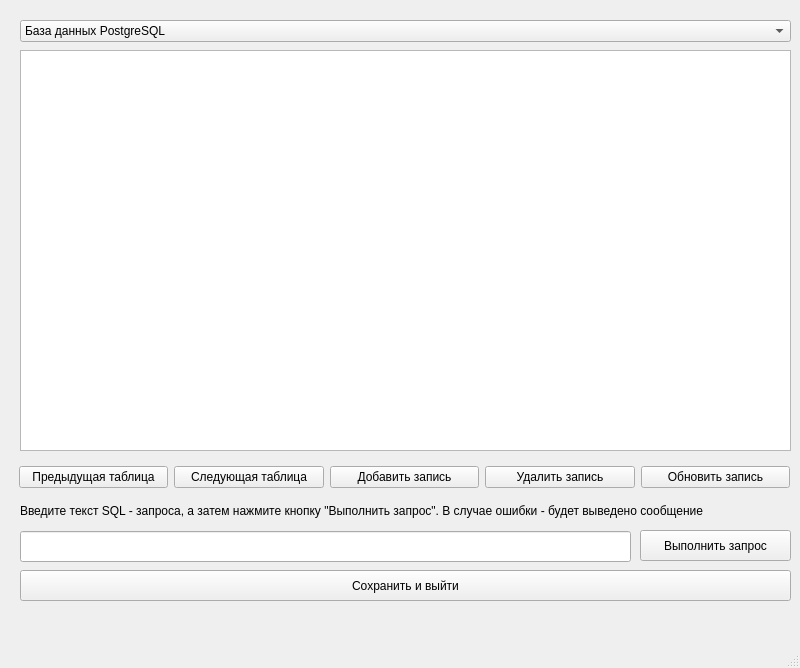
This is sql_window_main.ui in Viktor-Ar-72/NIRS_project_ver_1_0_2 as Qt 5 draws it before an edit. The edited form follows.
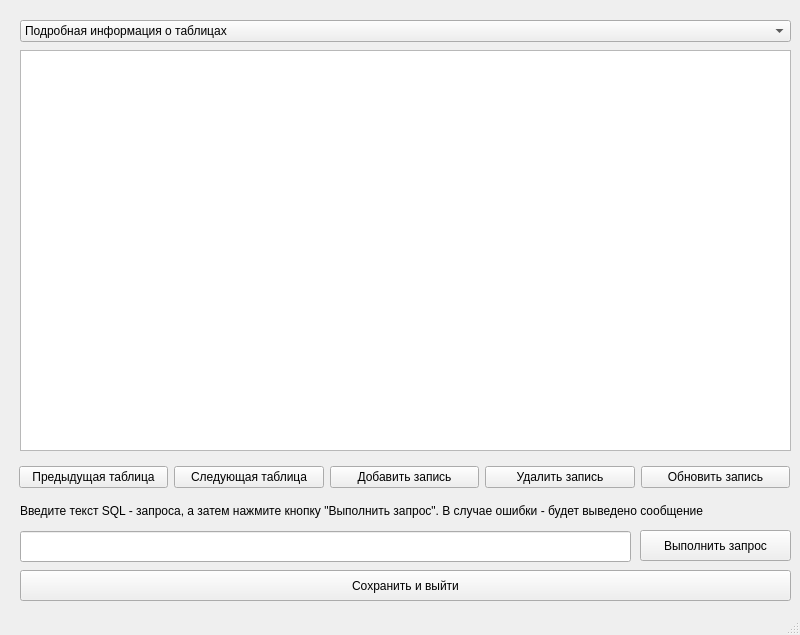
This is the edited form.

```diff
--- a/sql_window_main.ui
+++ b/sql_window_main.ui
@@ -7,7 +7,7 @@
     <x>0</x>
     <y>0</y>
     <width>800</width>
-    <height>668</height>
+    <height>635</height>
    </rect>
   </property>
   <property name="windowTitle">
@@ -36,9 +36,15 @@
       <height>22</height>
      </rect>
     </property>
+    <property name="editable">
+     <bool>false</bool>
+    </property>
+    <property name="currentText">
+     <string>Подробная информация о таблицах</string>
+    </property>
     <item>
      <property name="text">
-      <string>База данных PostgreSQL</string>
+      <string>Подробная информация о таблицах</string>
      </property>
     </item>
     <item>
```
Left out of the diff: 2 changed lines with no effect on the pictures.
